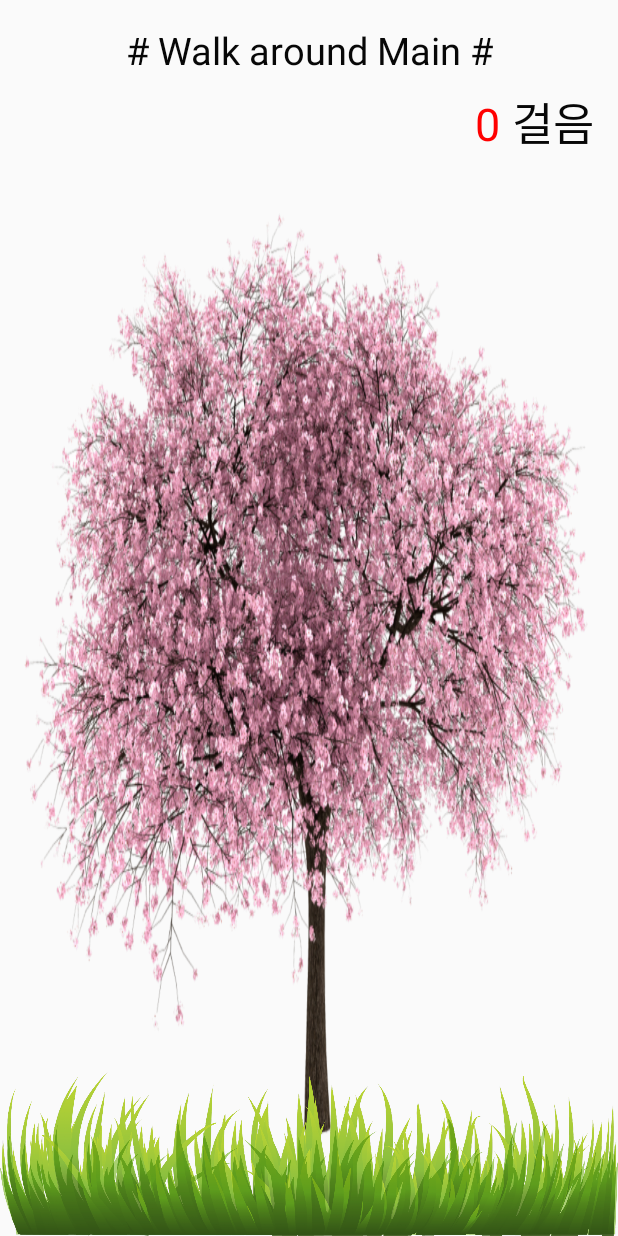
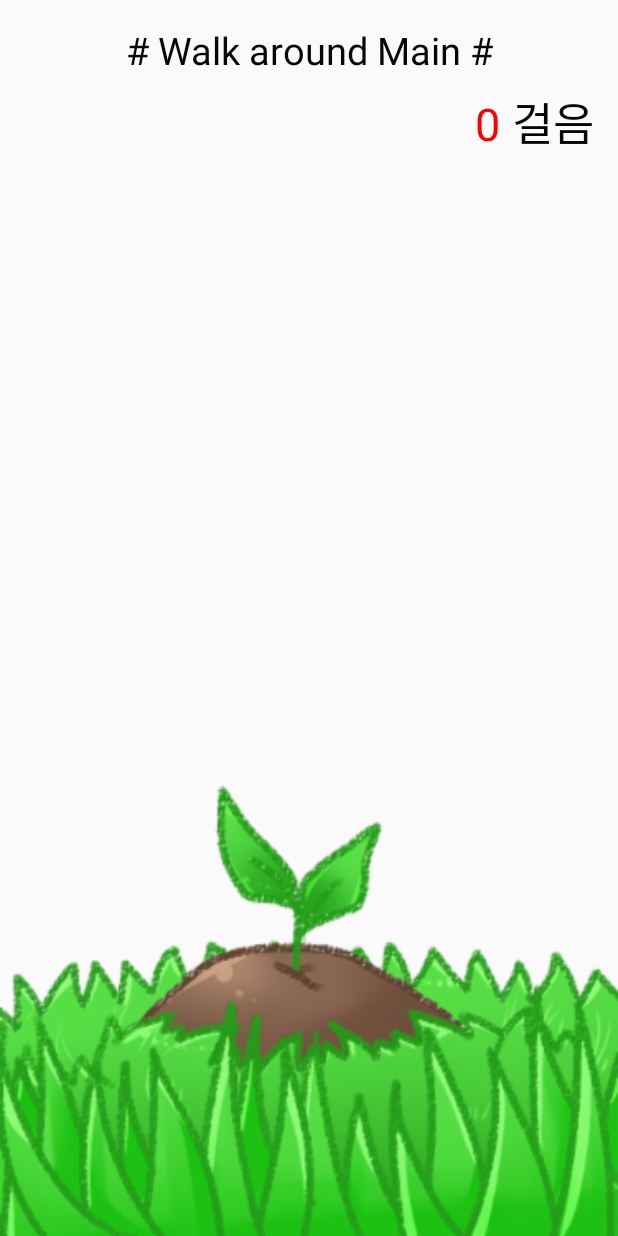
Before and after one commit to yeslhh13/StepCountDemo, an Android app: the TreeActivity screen opened directly, with no data from a screen before it, on a phone screen of 412 x 824 dp. Run offline under Robolectric (Android 15) with nearby library versions, the light colour scheme and no system bars.

Commit message:
changed some of the drawables

```diff
--- a/app/src/main/java/com/example/android/stepcountdemo/TreeActivity.java
+++ b/app/src/main/java/com/example/android/stepcountdemo/TreeActivity.java
@@ -174,8 +174,8 @@ public class TreeActivity extends AppCompatActivity {
             e.printStackTrace();
         }
 
-        treeImage.setImageResource(getDrawableIDByStepCount(R.drawable.cherryblossom));
-        treeImage.setTag(R.drawable.cherryblossom);
+        treeImage.setImageResource(getDrawableIDByStepCount(R.drawable.tree_base));
+        treeImage.setTag(R.drawable.tree_base);
     }
 
     /**
@@ -235,7 +235,7 @@ public class TreeActivity extends AppCompatActivity {
         int drawableID;
 
         if (stepCount < 300)
-            drawableID = R.drawable.cherryblossom;
+            drawableID = R.drawable.tree_base;
         else if (stepCount < 1000)
             drawableID = R.drawable.cherryblossom_2;
         else if (stepCount < 2500)
--- a/app/src/main/res/layout/activity_tree.xml
+++ b/app/src/main/res/layout/activity_tree.xml
@@ -43,8 +43,7 @@
     <RelativeLayout
         android:layout_width="match_parent"
         android:layout_height="match_parent"
-        android:gravity="bottom"
-        android:orientation="vertical">
+        android:gravity="bottom">
 
         <ImageView
             android:id="@+id/treeImage"
@@ -53,15 +52,15 @@
             android:layout_centerInParent="true"
             android:contentDescription="@string/image_view_description_tree"
             android:scaleType="fitXY"
-            android:src="@drawable/cherryblossom" />
+            android:src="@drawable/tree_base" />
 
         <ImageView
             android:id="@+id/greenGrass"
             android:layout_width="match_parent"
-            android:layout_height="109dp"
+            android:layout_height="match_parent"
             android:layout_alignParentBottom="true"
             android:contentDescription="@string/image_view_description_grass"
             android:scaleType="fitXY"
-            android:src="@drawable/greengrass" />
+            android:src="@drawable/leaves" />
     </RelativeLayout>
 </LinearLayout>
```
Also changed, not shown: app/src/main/res/drawable-hdpi/greengrass.png (deleted), app/src/main/res/drawable-hdpi/leaves.png (added), app/src/main/res/drawable-hdpi/tree_base.png (added), app/src/main/res/drawable-mdpi/cherryblossom.png (deleted), app/src/main/res/drawable-mdpi/greengrass.png (deleted), app/src/main/res/drawable-mdpi/leaves.png (added), app/src/main/res/drawable-mdpi/tree_base.png (added), app/src/main/res/drawable-xhdpi/greengrass.png (deleted), app/src/main/res/drawable-xhdpi/leaves.png (added), app/src/main/res/drawable-xhdpi/tree_base.png (added), app/src/main/res/drawable-xxhdpi/leaves.png (added), app/src/main/res/drawable-xxhdpi/tree_base.png (added), app/src/main/res/drawable-xxxhdpi/leaves.png (added), app/src/main/res/drawable-xxxhdpi/tree_base.png (added), 3 other files.
